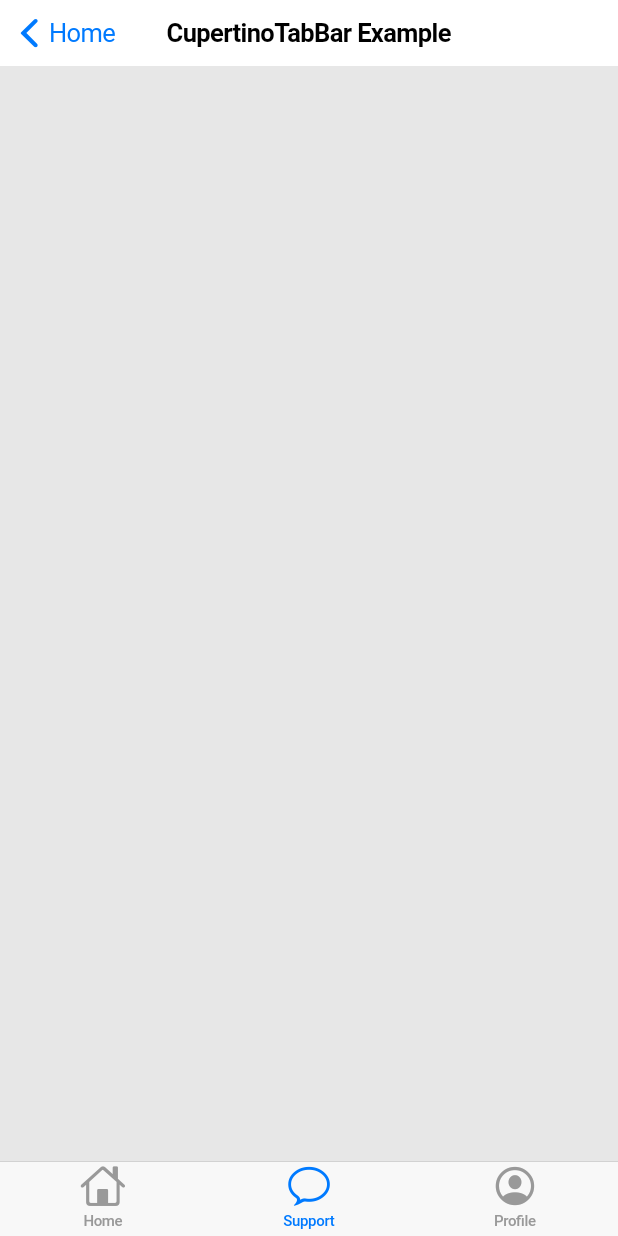
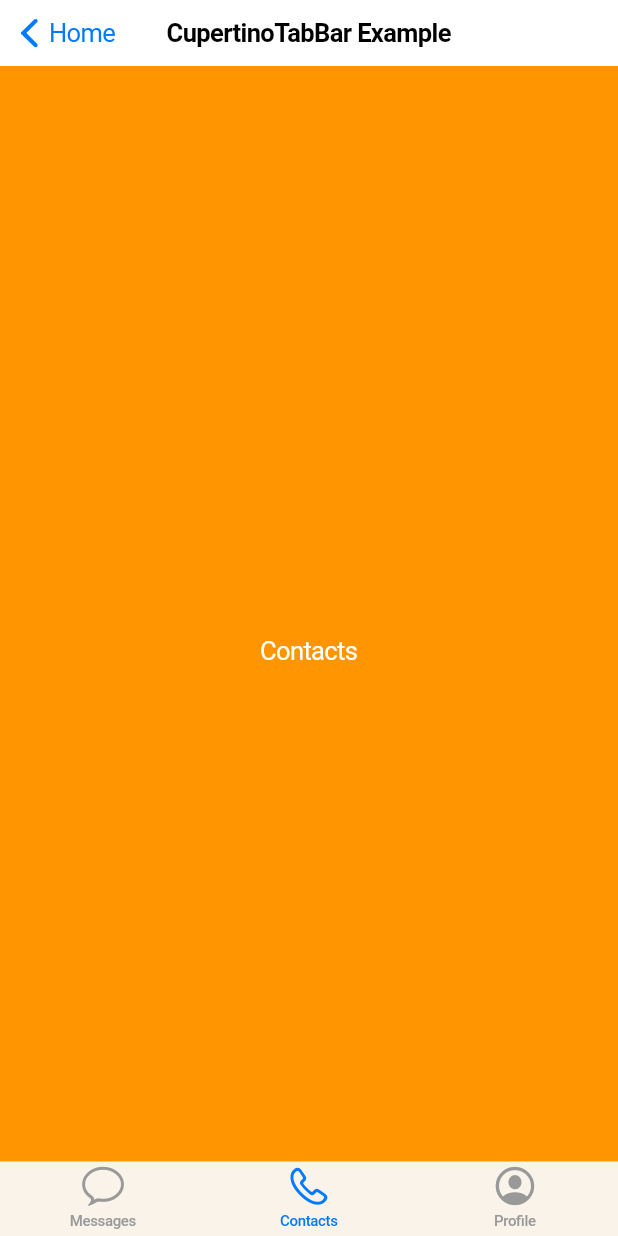
Before and after one commit to ibhavikmakwana/flutter_ios_playground, a Flutter app: the CupertinoTabBarExample screen opened by its route, item 2 of the bottom bar chosen, on a phone screen of 412 x 824 dp. Run offline on Flutter 3.47's test engine with Material 2 defaults, Android fonts, the phone set to English and light mode, and no system bars.

Commit message:
sliver nav bar example

```diff
--- a/lib/main.dart
+++ b/lib/main.dart
@@ -2,6 +2,7 @@ import 'package:flutter/cupertino.dart';
 import 'package:flutter_ios_playground/home.dart';
 import 'package:flutter_ios_playground/ui/alert_example/alert_example.dart';
 import 'package:flutter_ios_playground/ui/cupertino_action_sheet/cupertino_action_sheet.dart';
+import 'package:flutter_ios_playground/ui/nav_bar/cupertino_sliver_navigation_bar.dart';
 import 'package:flutter_ios_playground/ui/tab_bar/tab_bar_example.dart';
 import 'package:flutter_ios_playground/utils/Strings.dart';
 
@@ -27,6 +28,8 @@ class MyApp extends StatelessWidget {
           AlertExample(Strings.alertTitle),
       Strings.tabBarExampleRoutes: (BuildContext context) =>
           CupertinoTabBarExample(Strings.tabBarExampleTitle),
+      Strings.sliverNavigationBarRoutes: (BuildContext context) =>
+          CupertinoSliverNavigationBarExample(),
     };
   }
 }
--- a/lib/ui/tab_bar/tab_bar_example.dart
+++ b/lib/ui/tab_bar/tab_bar_example.dart
@@ -18,16 +18,17 @@ class _CupertinoTabBarExampleState extends State<CupertinoTabBarExample> {
         previousPageTitle: "Home",
       ),
       child: Container(
+        child: SafeArea(
           child: CupertinoTabScaffold(
             tabBar: CupertinoTabBar(
               items: [
                 BottomNavigationBarItem(
-                icon: Icon(CupertinoIcons.home),
-                title: Text('Home'),
+                  icon: Icon(CupertinoIcons.conversation_bubble),
+                  title: Text('Messages'),
                 ),
                 BottomNavigationBarItem(
-                icon: Icon(CupertinoIcons.conversation_bubble),
-                title: Text('Support'),
+                  icon: Icon(CupertinoIcons.phone),
+                  title: Text('Contacts'),
                 ),
                 BottomNavigationBarItem(
                   icon: Icon(CupertinoIcons.profile_circled),
@@ -40,20 +41,44 @@ class _CupertinoTabBarExampleState extends State<CupertinoTabBarExample> {
               switch (index) {
                 case 0:
                   return CupertinoTabView(
-                  builder: (BuildContext context) => Center(child: Text("hello"),),
-                  defaultTitle: 'Colors',
+                    builder: (BuildContext context) =>
+                        Container(
+                          color: CupertinoColors.activeBlue,
+                          child: Center(
+                              child: Text(
+                                "Messages",
+                                style: TextStyle(color: CupertinoColors.white),
+                              )),
+                        ),
+                    defaultTitle: 'Messages',
                   );
                   break;
                 case 1:
                   return CupertinoTabView(
-                  builder: (BuildContext context) => Text("hello"),
-                  defaultTitle: 'Support Chat',
+                    builder: (BuildContext context) =>
+                        Container(
+                          color: CupertinoColors.activeOrange,
+                          child: Center(
+                              child: Text(
+                                "Contacts",
+                                style: TextStyle(color: CupertinoColors.white),
+                              )),
+                        ),
+                    defaultTitle: 'Contacts',
                   );
                   break;
                 case 2:
                   return CupertinoTabView(
-                  builder: (BuildContext context) => Text("hello"),
-                  defaultTitle: 'Account',
+                    builder: (BuildContext context) =>
+                        Container(
+                          color: CupertinoColors.activeGreen,
+                          child: Center(
+                              child: Text(
+                                "Profile",
+                                style: TextStyle(color: CupertinoColors.white),
+                              )),
+                        ),
+                    defaultTitle: 'Profile',
                   );
                   break;
               }
@@ -61,6 +86,7 @@ class _CupertinoTabBarExampleState extends State<CupertinoTabBarExample> {
             },
           ),
         ),
+      ),
     );
   }
 }
--- a/lib/utils/Strings.dart
+++ b/lib/utils/Strings.dart
@@ -10,9 +10,17 @@ class Strings {
   static const String cupertinoActionSheetTitle = "CupertinoActionSheet";
   static const String alertTitle = "Alert";
   static const String tabBarExampleTitle = "CupertinoTabBar Example";
+  static const String sliverNavigationBarTitle = "SliverNavigationBar";
 
   ///Routes
   static const String cupertinoActionSheetRoutes = "/CupertinoActionSheet";
   static const String alertRoutes = "/Alert";
   static const String tabBarExampleRoutes = "/CupertinoTabBar Example";
+  static const String sliverNavigationBarRoutes = "/SliverNavigationBar";
+
+  static const String lorem =
+      "Lorem ipsum dolor sit amet, consectetur adipiscing elit. Suspendisse rutrum hendrerit volutpat. Quisque vel urna eget nunc placerat ultricies vitae eu felis. Nam nec ex non eros mattis luctus. Integer viverra pellentesque diam laoreet porta. Proin ac bibendum erat. Praesent sed orci leo. Proin lobortis urna vel ultrices tempor. Donec sed ultrices mi. Nam placerat finibus est, eu tincidunt tortor dapibus nec. Mauris tincidunt, tellus ac fringilla placerat, odio sapien ullamcorper elit, sed posuere sapien tortor vitae est. In eu faucibus neque. Integer eleifend libero tristique tempor cursus. Pellentesque dapibus lectus id nisl feugiat sollicitudin. Duis est neque, interdum id velit condimentum, dapibus varius justo. Etiam ut lacus ornare, faucibus metus ornare, sodales ipsum." +
+          "Nunc tortor lorem, condimentum id pretium vitae, consectetur nec mauris. Mauris justo felis, suscipit eget nunc sit amet, tincidunt dapibus sapien. Mauris vehicula quis mi sit amet ultricies. Pellentesque tristique elit at iaculis mollis. Ut ut odio blandit, placerat est ac, suscipit tellus. Aenean tellus erat, placerat sed eleifend sed, aliquam vel nisi. Donec sodales, orci a varius varius, urna erat aliquam urna, a ullamcorper ligula nunc vel lacus." +
+          "Quisque efficitur scelerisque risus in tempor. Quisque mollis interdum eros, eu maximus libero placerat eget. Mauris feugiat pulvinar nulla, in sodales ex dapibus tincidunt. Duis porttitor turpis mauris, sed euismod elit mollis sit amet. Fusce suscipit libero eget hendrerit placerat. Nunc blandit eros a erat dignissim, quis suscipit lacus malesuada. Curabitur nec massa ut dolor pharetra mollis. Proin commodo, ipsum ac bibendum accumsan, metus mi egestas lectus, ullamcorper sagittis quam mi quis nulla. Duis sit amet libero vel orci cursus maximus. Pellentesque id purus at lorem ultrices efficitur at a turpis. Aenean laoreet, lacus in sollicitudin sollicitudin, ligula purus tincidunt dui, et aliquam nisi dui nec lorem. Curabitur maximus tristique leo non egestas. Interdum et malesuada fames ac ante ipsum primis in faucibus. Sed varius risus ac libero tincidunt, nec faucibus magna congue. Duis sit amet maximus est. Aliquam sit amet interdum metus." +
+          "Cras sed ultrices urna, in rhoncus leo. Sed aliquet accumsan molestie. Ut blandit, nulla ullamcorper tempor mollis, est sapien pretium libero, ut placerat velit augue nec urna. In porta neque turpis. Nam turpis massa, vehicula vel urna sed, scelerisque rhoncus nibh. Morbi vel erat sed ante interdum luctus. Morbi interdum sodales nunc vitae vehicula. Nulla tincidunt libero nibh, eget accumsan nunc pretium a. Curabitur tincidunt quam vel dolor gravida aliquam. Etiam dignissim at tortor vel tincidunt. Ut tincidunt congue augue, in tincidunt urna tempus at. Nam iaculis eget dui non pulvinar. In turpis dui, tincidunt hendrerit erat quis, pharetra elementum ligula. Mauris convallis mi id sem tempus commodo.";
 }
--- a/lib/utils/list_data.dart
+++ b/lib/utils/list_data.dart
@@ -5,4 +5,5 @@ final List<ExampleNames> names = <ExampleNames>[
   ExampleNames(Strings.cupertinoActionSheetTitle),
   ExampleNames(Strings.alertTitle),
   ExampleNames(Strings.tabBarExampleTitle),
+  ExampleNames(Strings.sliverNavigationBarTitle),
 ];
```
Also changed, not shown: lib/ui/nav_bar/cupertino_sliver_navigation_bar.dart (added, +33 -0 lines). Lines whose indentation alone changed are shown as unchanged.
